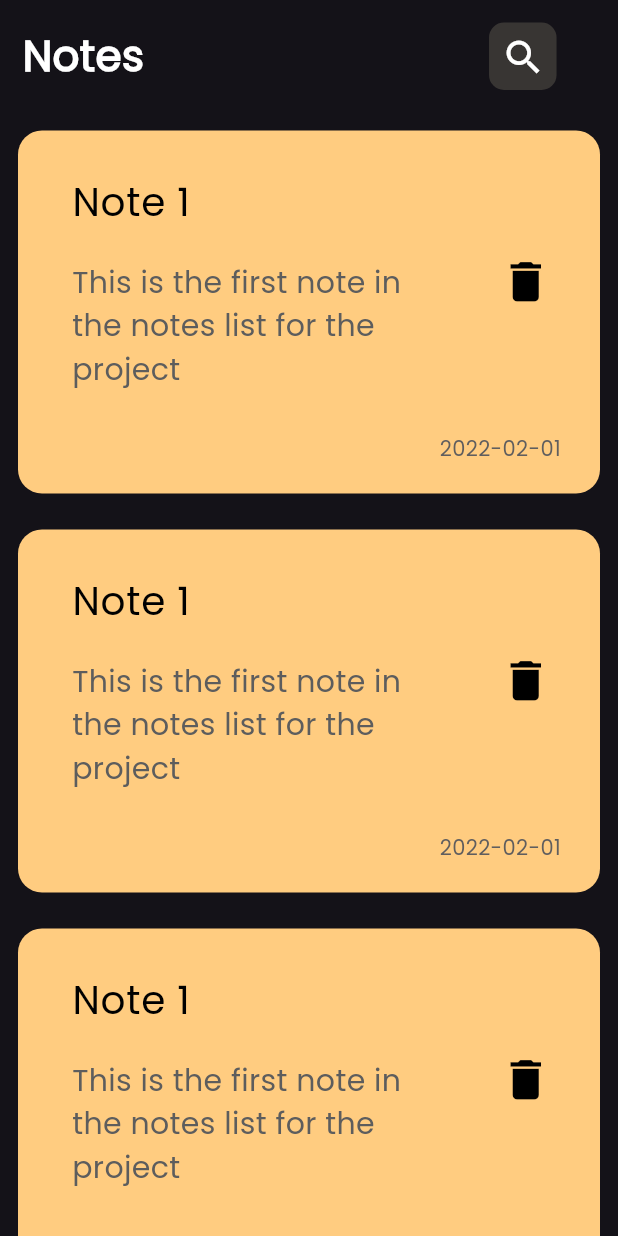
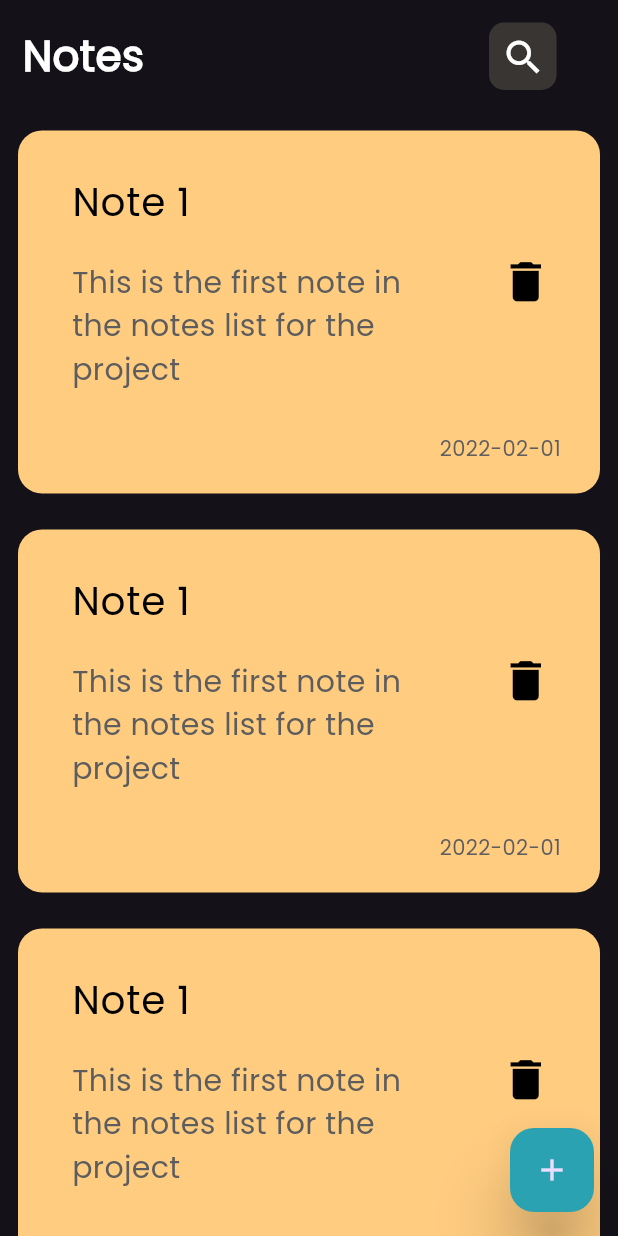
Before and after one commit to MohamedAshraf132/Notes_App, a Flutter app: the screen it shows after launch, on a phone screen of 412 x 824 dp. Run offline on Flutter 3.47's test engine with Material 3 defaults, Android fonts, the phone set to English and light mode, and no system bars.

Commit message:
add floating action button

```diff
--- a/lib/views/notes_views.dart
+++ b/lib/views/notes_views.dart
@@ -7,6 +7,12 @@ class NotesViews extends StatelessWidget {
   @override
   Widget build(BuildContext context) {
     return Scaffold(
+      floatingActionButton: FloatingActionButton(
+        backgroundColor: const Color.fromARGB(255, 43, 162, 178),
+        elevation: 20,
+        onPressed: () {},
+        child: Icon(Icons.add),
+      ),
       body: SafeArea(
         child: NotesViewBody(),
       ),
```
